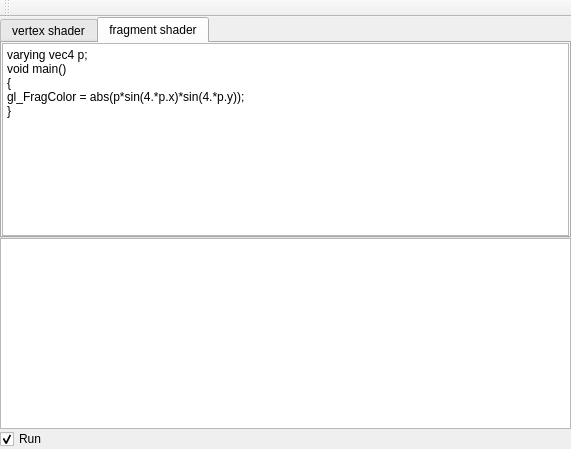
This is MainWindow.ui in w23/shapa as Qt 5 draws it before an edit. The edited form follows.
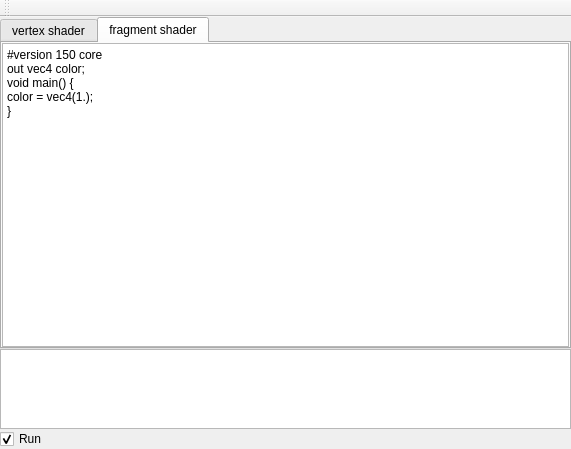
This is the edited form. The open tabs and pages were chosen to show the change.

The edit to the form file:
```diff
--- a/MainWindow.ui
+++ b/MainWindow.ui
@@ -77,11 +77,12 @@
         <item>
          <widget class="QPlainTextEdit" name="fragmentShader">
           <property name="plainText">
-           <string>varying vec4 p;
-void main()
-{
-gl_FragColor = abs(p*sin(4.*p.x)*sin(4.*p.y));
-}</string>
+           <string>#version 150 core
+out vec4 color;
+void main() {
+color = vec4(1.);
+}
+</string>
           </property>
          </widget>
         </item>
@@ -92,15 +93,21 @@
     <item>
      <widget class="QTextBrowser" name="errorLog">
       <property name="sizePolicy">
-       <sizepolicy hsizetype="Expanding" vsizetype="Expanding">
+       <sizepolicy hsizetype="Expanding" vsizetype="Fixed">
         <horstretch>0</horstretch>
         <verstretch>0</verstretch>
        </sizepolicy>
       </property>
+      <property name="minimumSize">
+       <size>
+        <width>320</width>
+        <height>80</height>
+       </size>
+      </property>
       <property name="maximumSize">
        <size>
         <width>16777215</width>
-        <height>200</height>
+        <height>80</height>
        </size>
       </property>
       <property name="sizeIncrement">
```
Left out of the diff: 43 changed lines with no effect on the pictures.
